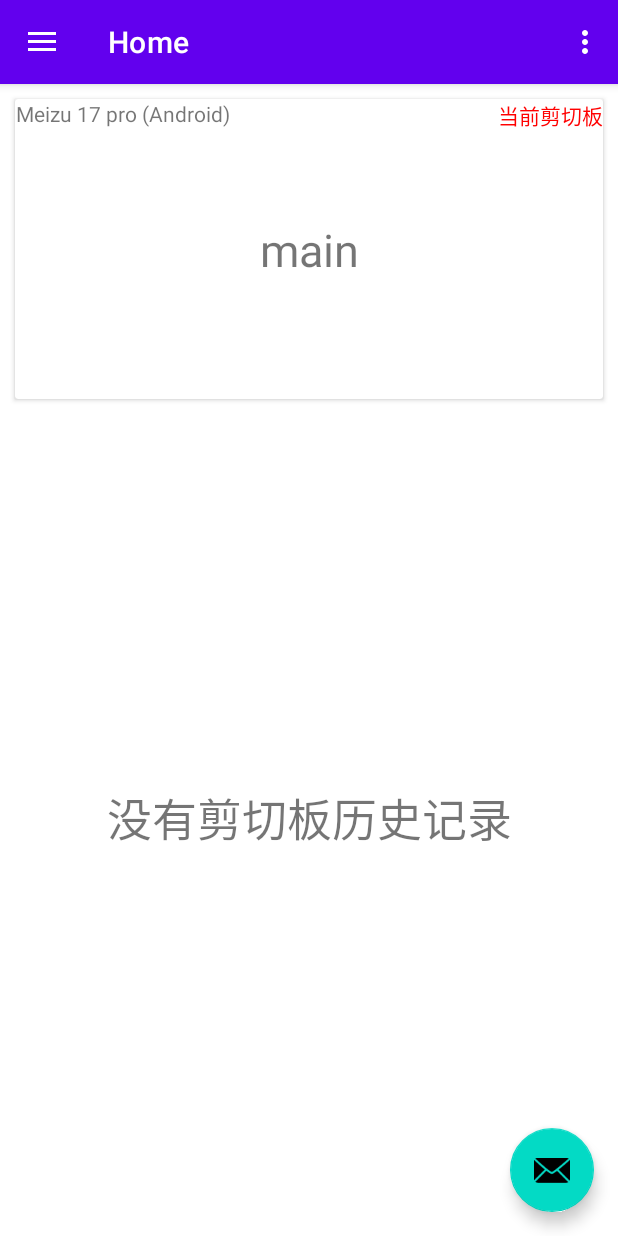
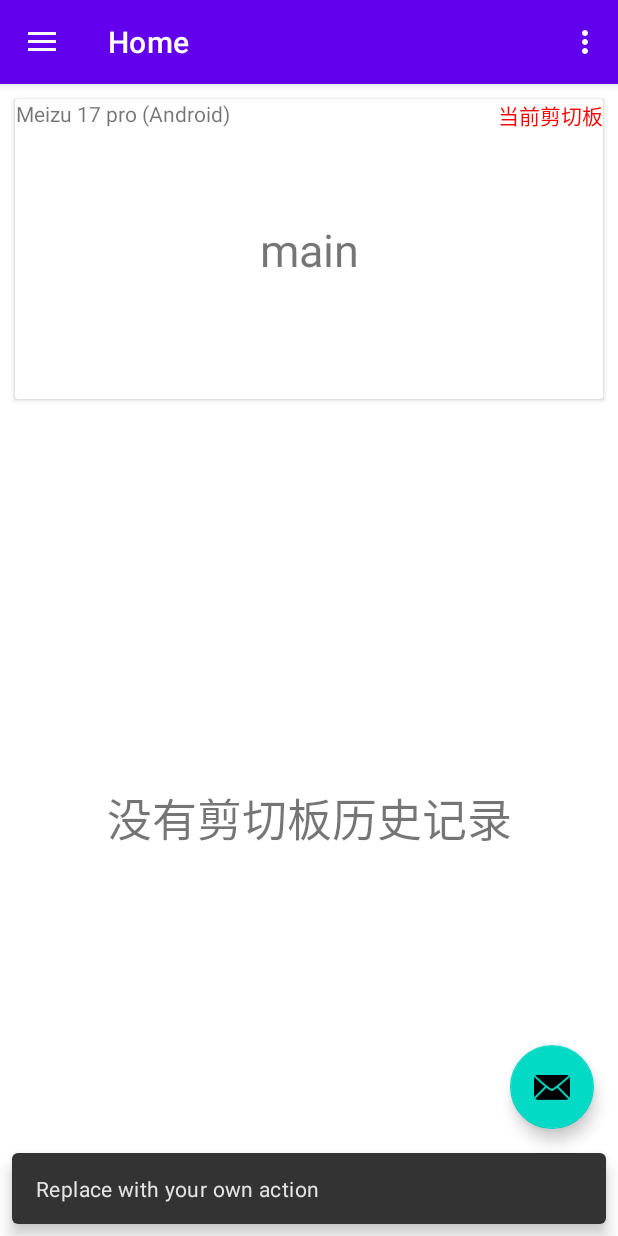
Before and after one commit to lizqwerscott/ConnectAnyA, an Android app: the screen it shows after launch (MainActivity), after a tap on an icon or button, on a phone screen of 412 x 824 dp. Run offline under Robolectric (Android 15) with nearby library versions, the phone set to English and light mode, and no system bars; our stand-ins replace navigation-ui; 3 statements that could not run were skipped.

Commit message:
remove some thing

```diff
--- a/app/build.gradle
+++ b/app/build.gradle
@@ -54,11 +54,5 @@ dependencies {
     androidTestImplementation 'androidx.test.espresso:espresso-core:3.5.0'
 
     // Http and json
-    implementation 'com.eclipsesource.minimal-json:minimal-json:0.9.5'
     implementation 'com.squareup.okhttp3:okhttp:4.9.3'
-    implementation 'com.google.code.gson:gson:2.9.1'
-
-    // Store data
-    implementation 'androidx.datastore:datastore-core:1.0.0'
-    implementation "androidx.datastore:datastore-preferences:$dataStoreVersion"
 }
--- a/app/src/main/java/com/flydog/connectanya/MainActivity.kt
+++ b/app/src/main/java/com/flydog/connectanya/MainActivity.kt
@@ -27,6 +27,7 @@ import com.flydog.connectanya.services.ConnectService
 import com.flydog.connectanya.ui.MainViewModel
 import com.flydog.connectanya.ui.setting.SettingActivity
 import com.google.android.material.navigation.NavigationView
+import com.google.android.material.snackbar.Snackbar
 
 
 class MainActivity : AppCompatActivity() {
@@ -71,8 +72,8 @@ class MainActivity : AppCompatActivity() {
         setSupportActionBar(binding.appBarMain.toolbar)
 
         binding.appBarMain.fab.setOnClickListener { view ->
-//            Snackbar.make(view, "Replace with your own action", Snackbar.LENGTH_LONG)
-//                .setAction("Action", null).show()
+            Snackbar.make(view, "Replace with your own action", Snackbar.LENGTH_LONG)
+                .setAction("Action", null).show()
         }
         val drawerLayout: DrawerLayout = binding.drawerLayout
         val navView: NavigationView = binding.navView
@@ -81,7 +82,7 @@ class MainActivity : AppCompatActivity() {
         // menu should be considered as top level destinations.
         appBarConfiguration = AppBarConfiguration(
             setOf(
-                R.id.nav_home, R.id.nav_gallery, R.id.nav_slideshow
+                R.id.nav_home
             ), drawerLayout
         )
         setupActionBarWithNavController(navController, appBarConfiguration)
--- a/app/src/main/res/menu/activity_main_drawer.xml
+++ b/app/src/main/res/menu/activity_main_drawer.xml
@@ -8,13 +8,5 @@
             android:id="@+id/nav_home"
             android:icon="@drawable/ic_menu_camera"
             android:title="@string/menu_home" />
-        <item
-            android:id="@+id/nav_gallery"
-            android:icon="@drawable/ic_menu_gallery"
-            android:title="@string/menu_gallery" />
-        <item
-            android:id="@+id/nav_slideshow"
-            android:icon="@drawable/ic_menu_slideshow"
-            android:title="@string/menu_slideshow" />
     </group>
 </menu>
--- a/app/src/main/res/navigation/mobile_navigation.xml
+++ b/app/src/main/res/navigation/mobile_navigation.xml
@@ -11,15 +11,4 @@
         android:label="@string/menu_home"
         tools:layout="@layout/fragment_home" />
 
-    <fragment
-        android:id="@+id/nav_gallery"
-        android:name="com.flydog.connectanya.ui.gallery.GalleryFragment"
-        android:label="@string/menu_gallery"
-        tools:layout="@layout/fragment_gallery" />
-
-    <fragment
-        android:id="@+id/nav_slideshow"
-        android:name="com.flydog.connectanya.ui.slideshow.SlideshowFragment"
-        android:label="@string/menu_slideshow"
-        tools:layout="@layout/fragment_slideshow" />
 </navigation>
```
Also changed, not shown: app/src/main/java/com/flydog/connectanya/ui/gallery/GalleryFragment.kt (deleted, +0 -42 lines), app/src/main/java/com/flydog/connectanya/ui/gallery/GalleryViewModel.kt (deleted, +0 -13 lines), app/src/main/java/com/flydog/connectanya/ui/slideshow/SlideshowFragment.kt (deleted, +0 -42 lines), app/src/main/java/com/flydog/connectanya/ui/slideshow/SlideshowViewModel.kt (deleted, +0 -13 lines), app/src/main/java/com/flydog/connectanya/utils/HttpUtils.kt (+0 -11 lines), app/src/main/res/layout/activity_sign.xml (deleted, +0 -17 lines), app/src/main/res/layout/fragment_gallery.xml (deleted, +0 -22 lines), app/src/main/res/layout/fragment_slideshow.xml (deleted, +0 -22 lines).
